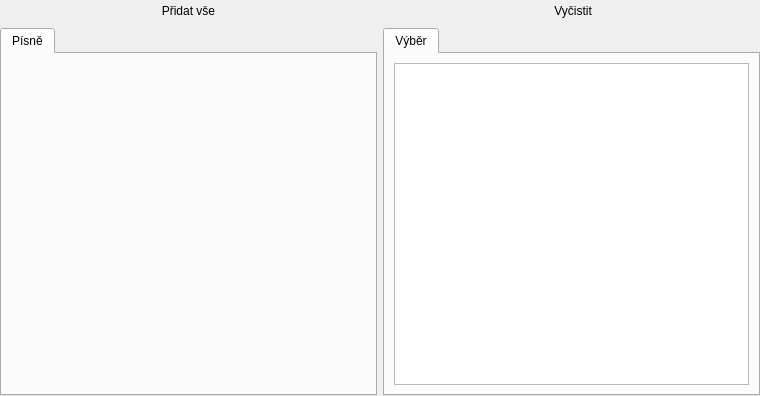
Qt form src/wgt/multisongselectionwidget.ui (CZDanol/StrawLumen) before a commit.
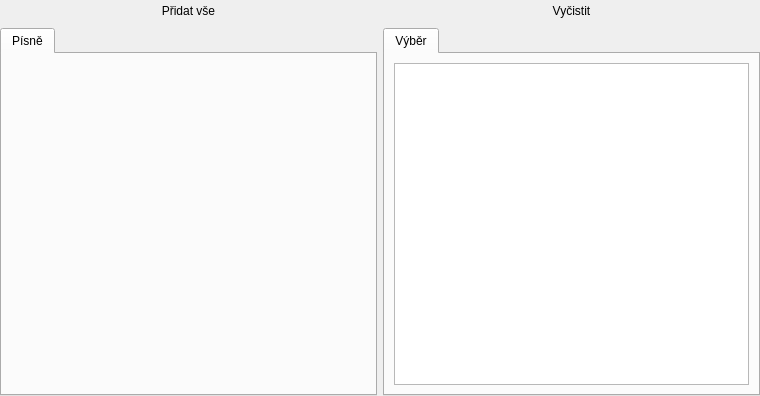
The same form after that commit. Icons and pictures are not drawn. Custom widgets are drawn as their Qt base class.

Patch:
```diff
--- a/src/wgt/multisongselectionwidget.ui
+++ b/src/wgt/multisongselectionwidget.ui
@@ -76,7 +76,7 @@
       <item>
        <widget class="QPushButton" name="btnClear">
         <property name="text">
-         <string> Vyčistit</string>
+         <string>Vyčistit</string>
         </property>
         <property name="icon">
          <iconset resource="../../res/resources.qrc">
```
